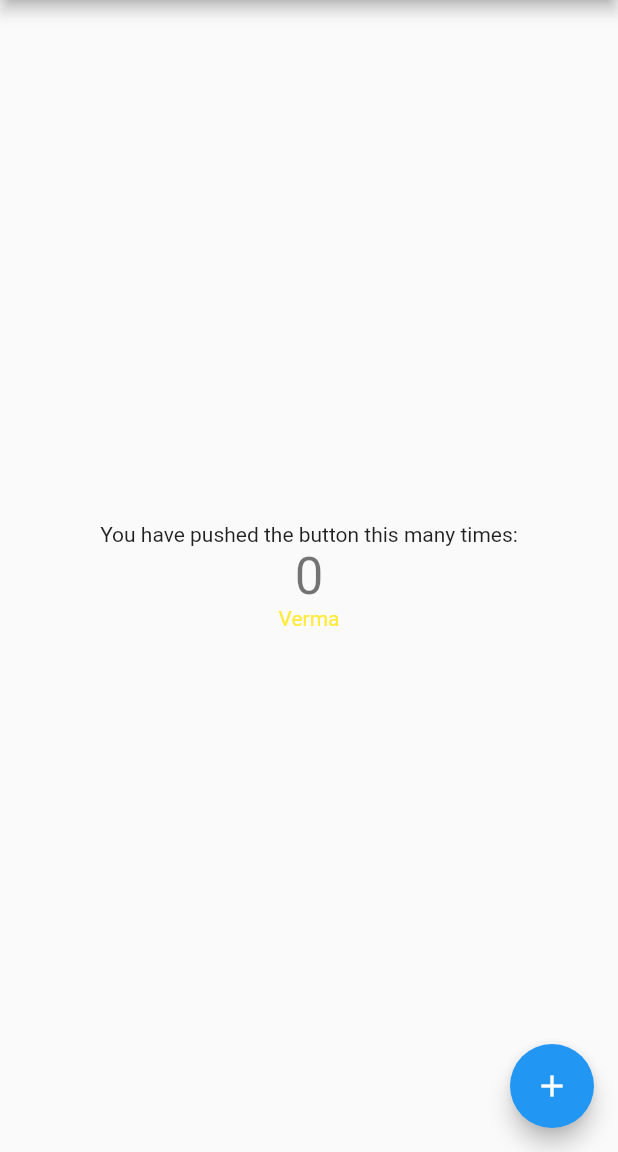
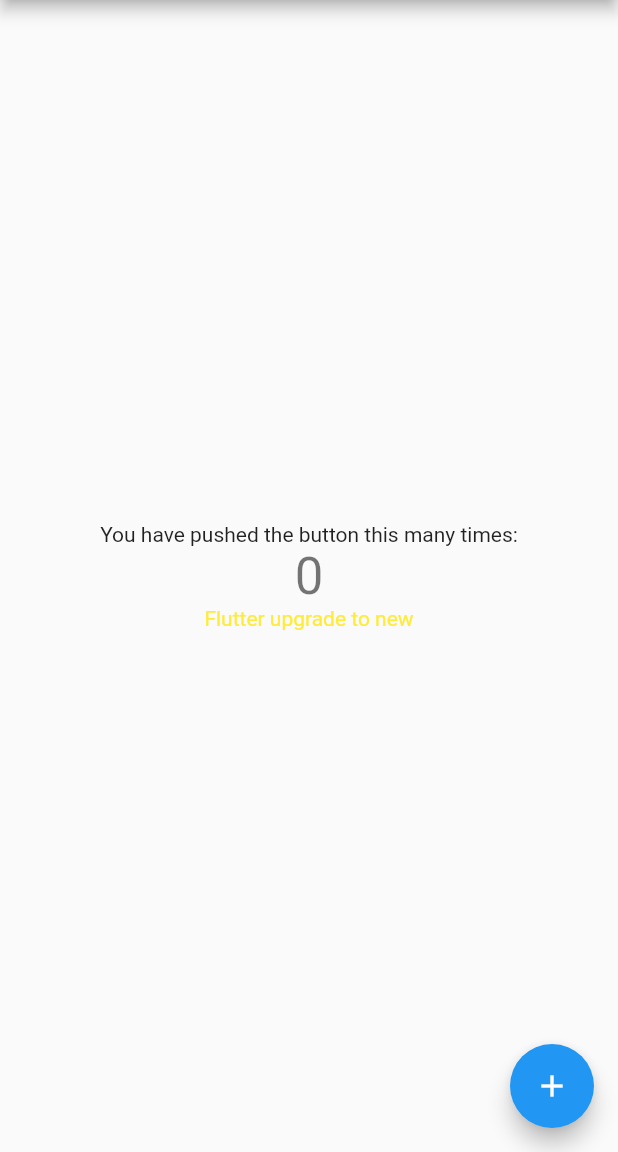
Before and after one commit to sanchitverma168/petgiri-d, a Flutter app: the screen it shows after launch, on a phone screen of 412 x 824 dp, the part 84-1236 px from its top. Run offline on Flutter 3.47's test engine with Material 2 defaults, Android fonts, the phone set to English and light mode, and no system bars.

Commit message:
minor change to main file text change

```diff
--- a/lib/main.dart
+++ b/lib/main.dart
@@ -75,7 +75,7 @@ class _MyHomePageState extends State<MyHomePage> {
             ),
             // Text("Platform",style: TextStyle(color: Platform.isAndroid?Colors.red:Colors.blue),),
             Text(
-              "Verma",
+              "Flutter upgrade to new",
               style: TextStyle(color: kIsWeb ? Colors.red : Colors.yellow),
             )
           ],
```
Also changed, not shown: 1 other file.
